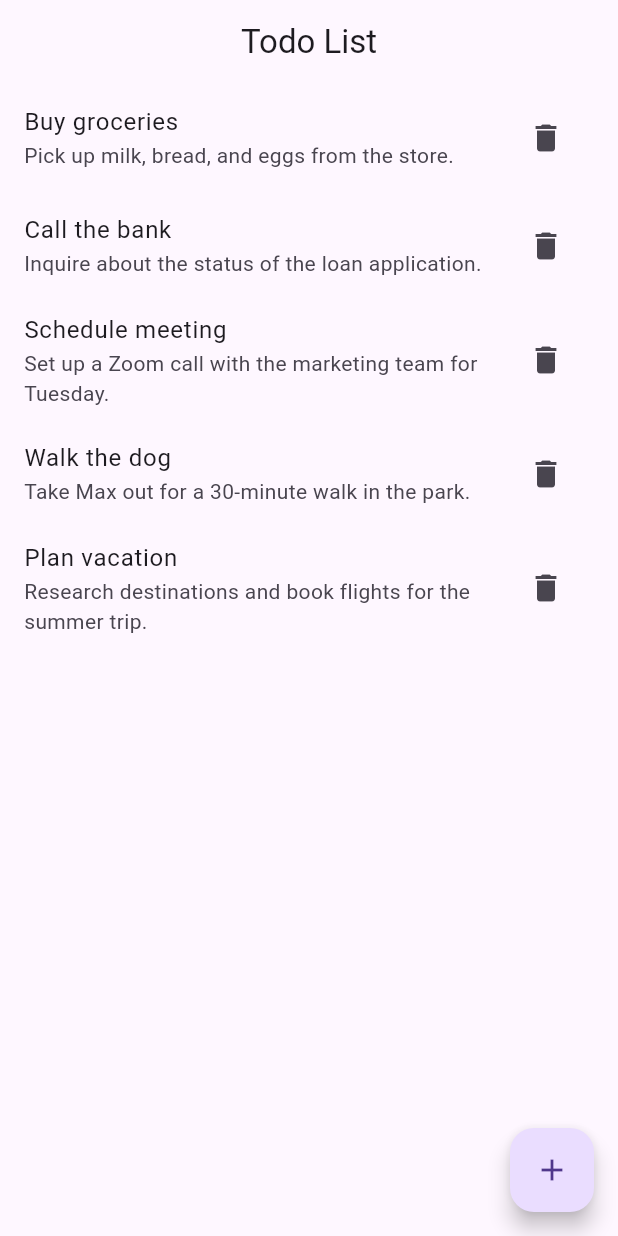
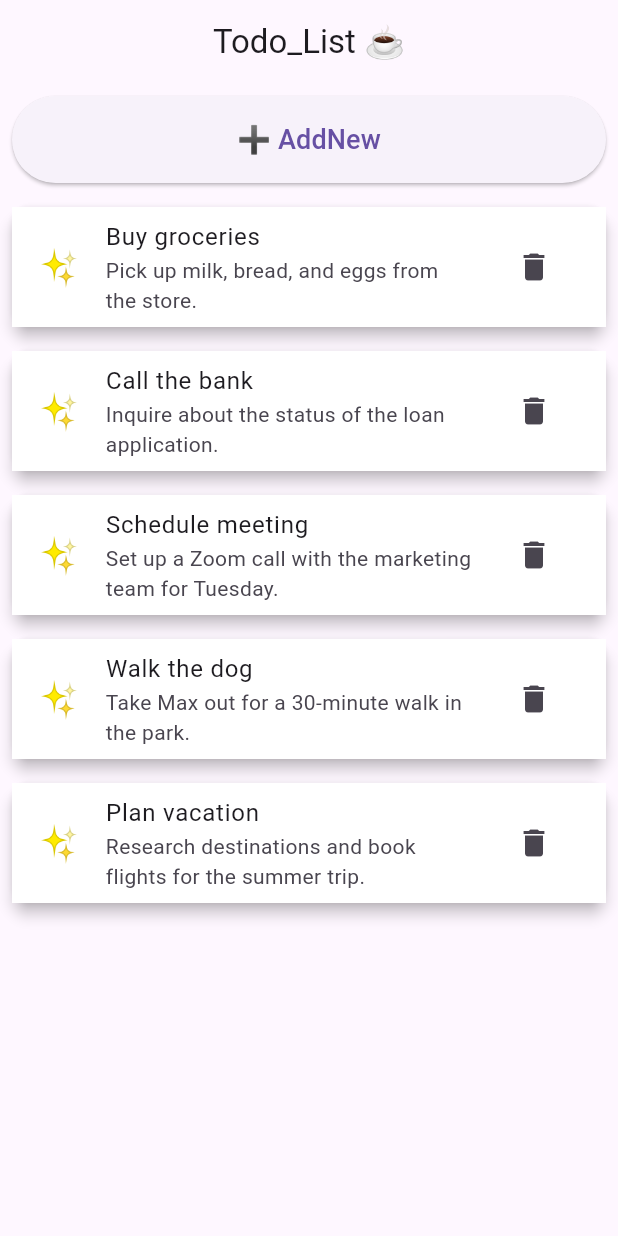
Before and after one commit to Milarize/week_6, a Flutter app: the screen it shows after launch, on a phone screen of 412 x 824 dp. Run offline on Flutter 3.47's test engine with Material 3 defaults, Android fonts, the phone set to English and light mode, and no system bars; our stand-ins replace get.

Commit message:
finish_Edit_todo

```diff
--- a/lib/app/data/services/todo_service.dart
+++ b/lib/app/data/services/todo_service.dart
@@ -23,4 +23,9 @@ Todo(title: 'Plan vacation', description: 'Research destinations and book flight
     todos[index].isDone = !todos[index].isDone;
     todos.refresh();
   }
+  void editTodo(int index, Todo todo) {
+    todos[index] = todo;
+    todos.refresh();
+  }
+
 }
--- a/lib/app/modules/home/views/home_view.dart
+++ b/lib/app/modules/home/views/home_view.dart
@@ -1,51 +1,94 @@
-import 'dart:developer';
-
+import 'dart:math';
 import 'package:flutter/material.dart';
-
 import 'package:get/get.dart';
-
+import 'package:getx/app/modules/home/views/edit_todo_view.dart';
 import '../controllers/home_controller.dart';
 
 class HomeView extends GetView<HomeController> {
   HomeView({Key? key}) : super(key: key);
+
+  final List<String> emojis = ['😃', '🚀', '✨', '💡', '🔥', '🎉', '🌟'];
+
+  String getRandomEmoji() {
+    final random = Random();
+    return emojis[random.nextInt(emojis.length)];
+  }
+
   @override
   Widget build(BuildContext context) {
     return Scaffold(
       appBar: AppBar(
-        title: const Text('Todo List'),
+        title: const Text('Todo_List ☕'),
         centerTitle: true,
       ),
-      body: Obx(
+      body: Column(
+        children: [
+          Container(
+            width: double.infinity,
+            margin: const EdgeInsets.all(8.0),
+            child: ElevatedButton(
+              onPressed: () {
+                Get.to(() => EditTodoView());
+              },
+              style: ElevatedButton.styleFrom(
+                padding: const EdgeInsets.symmetric(vertical: 16.0),
+              ),
+              child: const Text(
+                '➕ AddNew',
+                style: TextStyle(fontSize: 18),
+              ),
+            ),
+          ),
+          Expanded(
+            child: Obx(
               () {
                 return ListView.builder(
                     itemCount: controller.todoService.todos.length,
                     itemBuilder: (context, index) {
                       final todo = controller.todoService.todos[index];
-                return Ink(
-                  color: todo.isDone ? Colors.blue : Colors.transparent,
+                      return Card(
+                        margin: const EdgeInsets.all(8.0),
+                        elevation: 4,
+                        child: Ink(
+                          color: todo.isDone
+                              ? Colors.blue.shade100
+                              : Colors.white,
                           child: ListTile(
-                      tileColor: todo.isDone ? Colors.blue : null,
-                      title: Text(todo.title),
+                            leading: Text(
+                              getRandomEmoji(),
+                              style: const TextStyle(fontSize: 24),
+                            ),
+                            title: Text(
+                              todo.title,
+                              style: TextStyle(
+                                decoration: todo.isDone
+                                    ? TextDecoration.lineThrough
+                                    : null,
+                              ),
+                            ),
                             subtitle: Text(todo.description),
                             trailing: IconButton(
                                 onPressed: () {
                                   controller.removeTode(index);
                                 },
-                          icon: Icon(Icons.delete)),
+                                icon: const Icon(Icons.delete)),
+                            onTap: () {
+                              Get.to(() => EditTodoView(
+                                  index: index, todo: todo));
+                            },
                             onLongPress: () {
                               controller.toggleTodoStatus(index);
-                        log('${todo.isDone}');
-                      }),
+                            },
+                          ),
+                        ),
                       );
                     });
               },
             ),
-      floatingActionButton: FloatingActionButton(
-        onPressed: () {
-          controller.addNewTodo();
-        },
-        child: Icon(Icons.add),
           ),
+        ],
+      ),
+
     );
   }
 }
```
Also changed, not shown: lib/app/modules/home/controllers/home_controller.dart (+29 -2 lines), lib/app/modules/home/views/edit_todo_view.dart (added, +91 -0 lines). Lines whose indentation alone changed are shown as unchanged.
